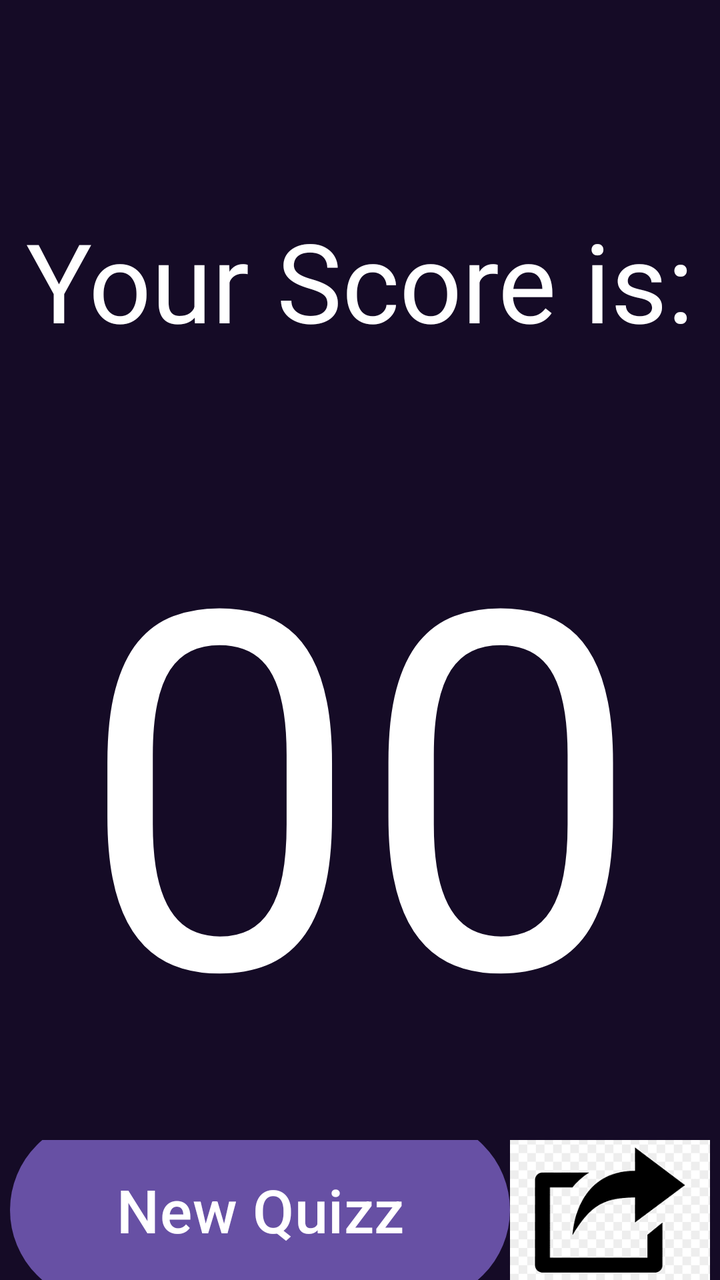
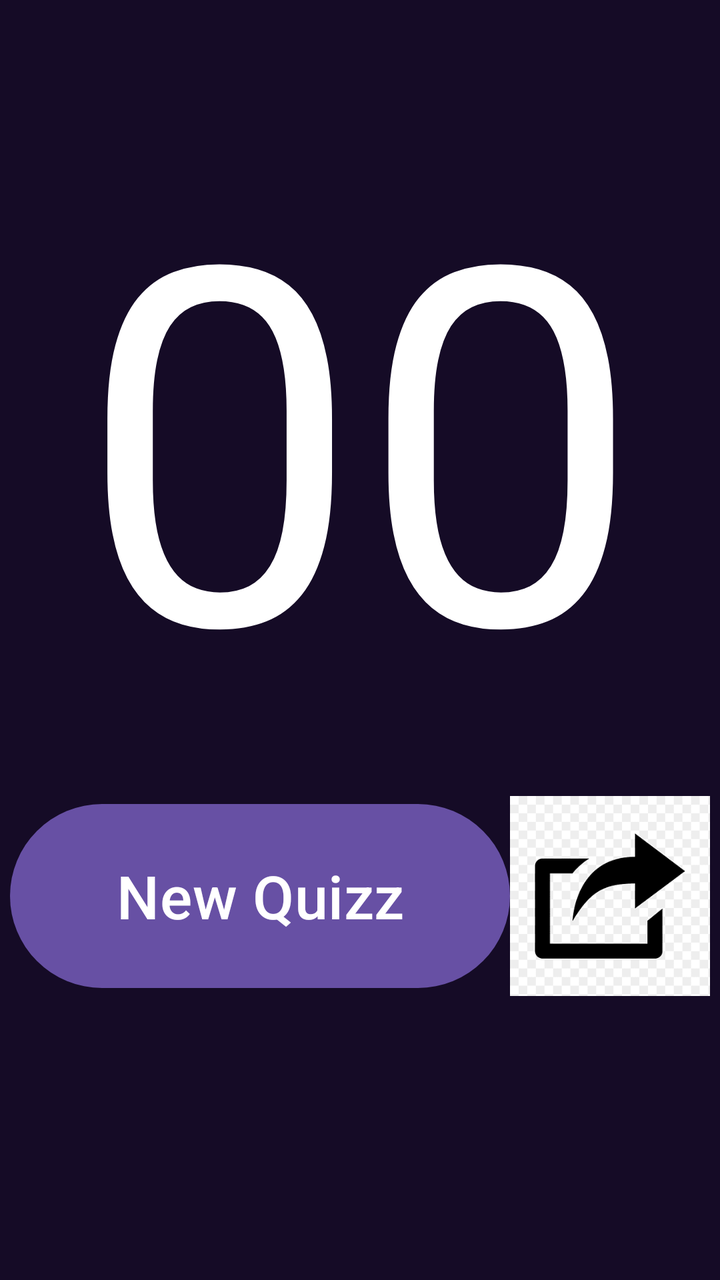

The first picture is an Android layout as it rendered before a commit; the second is the same layout after the commit. The layout source and the unified diff follow.
<!-- AndroidManifest.xml: application theme Theme.QuizTime -->
<!-- res/layout/score_activity.xml -->
<?xml version="1.0" encoding="utf-8"?>
<LinearLayout
    xmlns:android="http://schemas.android.com/apk/res/android"
    android:layout_width="match_parent"
    android:layout_height="match_parent"
    android:gravity="top|center"
    android:orientation="vertical"
    android:background="#150b26">

    <TextView
        android:layout_width="350sp"
        android:layout_height="80sp"
        android:gravity="center"
        android:layout_marginTop="100dp"
        android:textSize="55sp"
        android:textColor="#FFFFFF"
        android:text="Your Score is:"/>

    <TextView
        android:id="@+id/score"
        android:layout_width="300sp"
        android:layout_height="300sp"
        android:gravity="center"
        android:layout_marginTop="40dp"
        android:textSize="250sp"
        android:textColor="#FFFFFF"
        android:text="00"/>

    <LinearLayout
        android:layout_width="wrap_content"
        android:layout_height="wrap_content"
        android:layout_marginTop="50sp"
        android:gravity="center">

        <Button
            android:id="@+id/New"
            android:layout_width="250sp"
            android:layout_height="100sp"
            android:textSize="30dp"
            android:textColor="#FFFFFF"
            android:text="New Quizz"/>

        <ImageButton
            android:id="@+id/email"
            android:layout_width="100sp"
            android:layout_height="100sp"
            android:background="@drawable/share"/>

    </LinearLayout>

</LinearLayout>
<!-- resources referenced by this layout -->
<resources>
  <!-- drawable share: png bitmap (drawable, 3198 bytes) -->
  <style name="Theme.QuizTime" parent="Base.Theme.QuizTime" />
  <style name="Base.Theme.QuizTime" parent="Theme.Material3.DayNight.NoActionBar">
          
          
      </style>
</resources>

<!-- the commit's change to res/layout/score_activity.xml (unified diff, before → after) -->
@@ -7,44 +7,59 @@
     android:orientation="vertical"
     android:background="#150b26">
 
-    <TextView
-        android:layout_width="350sp"
-        android:layout_height="80sp"
-        android:gravity="center"
-        android:layout_marginTop="100dp"
-        android:textSize="55sp"
-        android:textColor="#FFFFFF"
-        android:text="Your Score is:"/>
-
-    <TextView
-        android:id="@+id/score"
-        android:layout_width="300sp"
-        android:layout_height="300sp"
-        android:gravity="center"
-        android:layout_marginTop="40dp"
-        android:textSize="250sp"
-        android:textColor="#FFFFFF"
-        android:text="00"/>
+    <ImageView
+        android:id="@+id/confetti"
+        android:layout_width="match_parent"
+        android:layout_height="match_parent"
+        android:scaleType="centerCrop"/>
 
     <LinearLayout
-        android:layout_width="wrap_content"
-        android:layout_height="wrap_content"
-        android:layout_marginTop="50sp"
-        android:gravity="center">
+        android:layout_width="match_parent"
+        android:layout_height="match_parent"
+        android:orientation="vertical"
+        android:gravity="center"
+        android:layout_marginTop="-735dp">
 
-        <Button
-            android:id="@+id/New"
-            android:layout_width="250sp"
+        <TextView
+            android:layout_width="350sp"
+            android:layout_height="80sp"
+            android:gravity="center"
+            android:layout_marginTop="-100dp"
+            android:textSize="55sp"
+            android:textColor="#FFFFFF"
+            android:text="Your Score is:"/>
+
+        <TextView
+            android:id="@+id/score"
+            android:layout_width="300sp"
+            android:layout_height="300sp"
+            android:gravity="center"
+            android:layout_marginTop="40dp"
+            android:textSize="250sp"
+            android:textColor="#FFFFFF"
+            android:text="00"/>
+
+        <LinearLayout
+            android:layout_width="wrap_content"
             android:layout_height="100sp"
-            android:textSize="30dp"
-            android:textColor="#FFFFFF"
-            android:text="New Quizz"/>
+            android:layout_marginTop="50sp"
+            android:gravity="center">
 
-        <ImageButton
-            android:id="@+id/email"
-            android:layout_width="100sp"
-            android:layout_height="100sp"
-            android:background="@drawable/share"/>
+            <Button
+                android:id="@+id/New"
+                android:layout_width="250sp"
+                android:layout_height="100sp"
+                android:textSize="30dp"
+                android:textColor="#FFFFFF"
+                android:text="New Quizz"/>
+
+            <ImageButton
+                android:id="@+id/email"
+                android:layout_width="100sp"
+                android:layout_height="100sp"
+                android:background="@drawable/share"/>
+
+        </LinearLayout>
 
     </LinearLayout>
 
